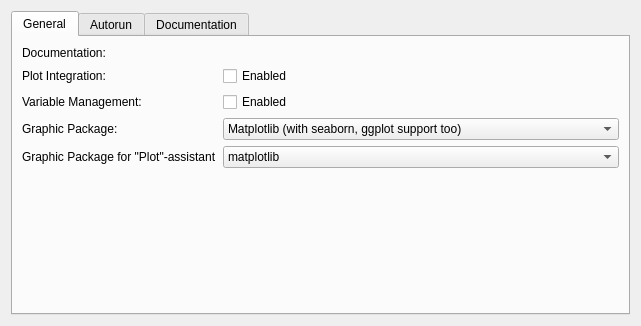
First picture: the form in src/backends/python/settings.ui, repository KDE/cantor, before the edit.
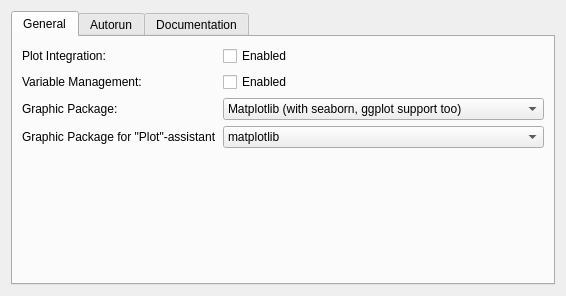
Second picture: the form after the edit. Custom widgets are drawn as their Qt base class.

Commit message:
Removed the setting "local documentation".
This was not implemented for all backends, is a rarely used feature
and is also very heavily colliding now  with the new embedded documentation.
The already available implementations in Backend::helpUrl() return theURL
 to the official online documentation will be used a fallback solution in case
no embedded documentation is installed for the backend.

What changed in the file:
```diff
--- a/src/backends/python/settings.ui
+++ b/src/backends/python/settings.ui
@@ -6,8 +6,8 @@
    <rect>
     <x>0</x>
     <y>0</y>
-    <width>641</width>
-    <height>326</height>
+    <width>566</width>
+    <height>296</height>
    </rect>
   </property>
   <layout class="QVBoxLayout" name="verticalLayout_2">
@@ -21,31 +21,77 @@
        <string>General</string>
       </attribute>
       <layout class="QGridLayout" name="gridLayout">
-       <item row="0" column="0">
-        <widget class="QLabel" name="label2">
-         <property name="toolTip">
-          <string/>
+       <item row="3" column="1">
+        <widget class="KComboBox" name="kcfg_plotExtenstionGraphicPackage">
+         <property name="sizePolicy">
+          <sizepolicy hsizetype="Expanding" vsizetype="Fixed">
+           <horstretch>0</horstretch>
+           <verstretch>0</verstretch>
+          </sizepolicy>
          </property>
-         <property name="text">
-          <string>Documentation:</string>
-         </property>
-        </widget>
-       </item>
-       <item row="0" column="1">
-        <widget class="KUrlRequester" name="kcfg_localDoc">
-         <property name="toolTip">
-          <string>If empty, the &quot;Show help&quot; action will show the default online documentation. Otherwise, the specified URL will be opened.</string>
-         </property>
-        </widget>
-       </item>
-       <item row="1" column="0">
-        <widget class="QLabel" name="lPlotIntegration">
-         <property name="text">
-          <string>Plot Integration:</string>
-         </property>
+         <item>
+          <property name="text">
+           <string>matplotlib</string>
+          </property>
+         </item>
+         <item>
+          <property name="text">
+           <string>pylab</string>
+          </property>
+         </item>
+         <item>
+          <property name="text">
+           <string>plot.ly</string>
+          </property>
+         </item>
+         <item>
+          <property name="text">
+           <string>GR</string>
+          </property>
+         </item>
+         <item>
+          <property name="text">
+           <string>bokeh</string>
+          </property>
+         </item>
         </widget>
        </item>
        <item row="1" column="1">
+        <widget class="QCheckBox" name="kcfg_variableManagement">
+         <property name="toolTip">
+          <string>Monitor the creation and destruction of variables and show the existing variables in the variable panel.</string>
+         </property>
+         <property name="text">
+          <string>Enabled</string>
+         </property>
+        </widget>
+       </item>
+       <item row="2" column="1">
+        <widget class="KComboBox" name="kcfg_choosenGraphicPackage">
+         <property name="sizePolicy">
+          <sizepolicy hsizetype="Expanding" vsizetype="Fixed">
+           <horstretch>0</horstretch>
+           <verstretch>0</verstretch>
+          </sizepolicy>
+         </property>
+         <item>
+          <property name="text">
+           <string>Matplotlib (with seaborn, ggplot support too)</string>
+          </property>
+         </item>
+         <item>
+          <property name="text">
+           <string>Plot.ly</string>
+          </property>
+         </item>
+         <item>
+          <property name="text">
+           <string>All supported</string>
+          </property>
+         </item>
+        </widget>
+       </item>
+       <item row="0" column="1">
         <widget class="QCheckBox" name="kcfg_integratePlots">
          <property name="toolTip">
           <string>If enabled, plots will be shown inside of the worksheet. Otherwise, plots will be shown in an external window.</string>
@@ -55,24 +101,21 @@
          </property>
         </widget>
        </item>
-       <item row="2" column="0">
+       <item row="0" column="0">
+        <widget class="QLabel" name="lPlotIntegration">
+         <property name="text">
+          <string>Plot Integration:</string>
+         </property>
+        </widget>
+       </item>
+       <item row="1" column="0">
         <widget class="QLabel" name="lVariableManagement">
          <property name="text">
           <string>Variable Management:</string>
          </property>
         </widget>
        </item>
-       <item row="2" column="1">
-        <widget class="QCheckBox" name="kcfg_variableManagement">
-         <property name="toolTip">
-          <string>Monitor the creation and destruction of variables and show the existing variables in the variable panel.</string>
-         </property>
-         <property name="text">
-          <string>Enabled</string>
-         </property>
-        </widget>
-       </item>
-       <item row="3" column="0">
+       <item row="2" column="0">
         <widget class="QLabel" name="label">
          <property name="toolTip">
           <string>Graphic package, used for plotting. When integrated plots option is enabled, then plots from the package will be integrated to worksheet</string>
@@ -82,77 +125,7 @@
          </property>
         </widget>
        </item>
-       <item row="3" column="1">
-        <widget class="KComboBox" name="kcfg_choosenGraphicPackage">
-         <property name="sizePolicy">
-          <sizepolicy hsizetype="Expanding" vsizetype="Fixed">
-           <horstretch>0</horstretch>
-           <verstretch>0</verstretch>
-          </sizepolicy>
-         </property>
-         <item>
-          <property name="text">
-           <string>Matplotlib (with seaborn, ggplot support too)</string>
-          </property>
-         </item>
-         <item>
-          <property name="text">
-           <string>Plot.ly</string>
-          </property>
-         </item>
-         <item>
-          <property name="text">
-           <string>All supported</string>
-          </property>
-         </item>
-        </widget>
-       </item>
        <item row="4" column="0">
-        <widget class="QLabel" name="label4">
-         <property name="toolTip">
-          <string>Graphic package, which code will be used for plotting via &quot;Plot&quot; Cantor menu.</string>
-         </property>
-         <property name="text">
-          <string>Graphic Package for &quot;Plot&quot;-assistant</string>
-         </property>
-        </widget>
-       </item>
-       <item row="4" column="1">
-        <widget class="KComboBox" name="kcfg_plotExtenstionGraphicPackage">
-         <property name="sizePolicy">
-          <sizepolicy hsizetype="Expanding" vsizetype="Fixed">
-           <horstretch>0</horstretch>
-           <verstretch>0</verstretch>
-          </sizepolicy>
-         </property>
-         <item>
-          <property name="text">
-           <string>matplotlib</string>
-          </property>
-         </item>
-         <item>
-          <property name="text">
-           <string>pylab</string>
-          </property>
-         </item>
-         <item>
-          <property name="text">
-           <string>plot.ly</string>
-          </property>
-         </item>
-         <item>
-          <property name="text">
-           <string>GR</string>
-          </property>
-         </item>
-         <item>
-          <property name="text">
-           <string>bokeh</string>
-          </property>
-         </item>
-        </widget>
-       </item>
-       <item row="5" column="0">
         <spacer name="verticalSpacer">
          <property name="orientation">
           <enum>Qt::Vertical</enum>
@@ -165,6 +138,16 @@
          </property>
         </spacer>
        </item>
+       <item row="3" column="0">
+        <widget class="QLabel" name="label4">
+         <property name="toolTip">
+          <string>Graphic package, which code will be used for plotting via &quot;Plot&quot; Cantor menu.</string>
+         </property>
+         <property name="text">
+          <string>Graphic Package for &quot;Plot&quot;-assistant</string>
+         </property>
+        </widget>
+       </item>
       </layout>
      </widget>
      <widget class="QWidget" name="tabAutorun">
@@ -202,12 +185,6 @@
    <extends>QComboBox</extends>
    <header>kcombobox.h</header>
   </customwidget>
-  <customwidget>
-   <class>KUrlRequester</class>
-   <extends>QWidget</extends>
-   <header>kurlrequester.h</header>
-   <container>1</container>
-  </customwidget>
   <customwidget>
    <class>KEditListWidget</class>
    <extends>QWidget</extends>
```
The commit also changes 15 other files.
